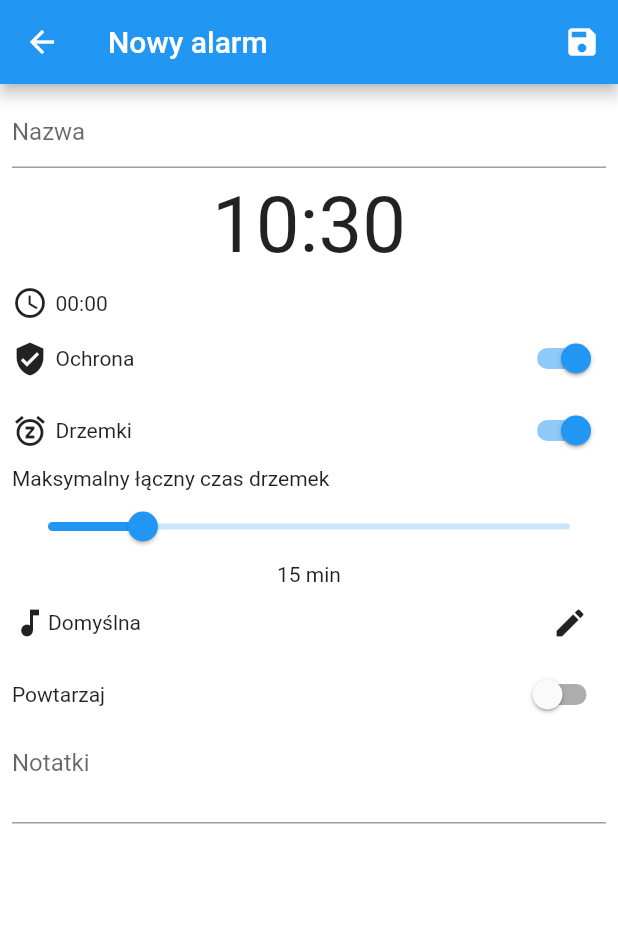
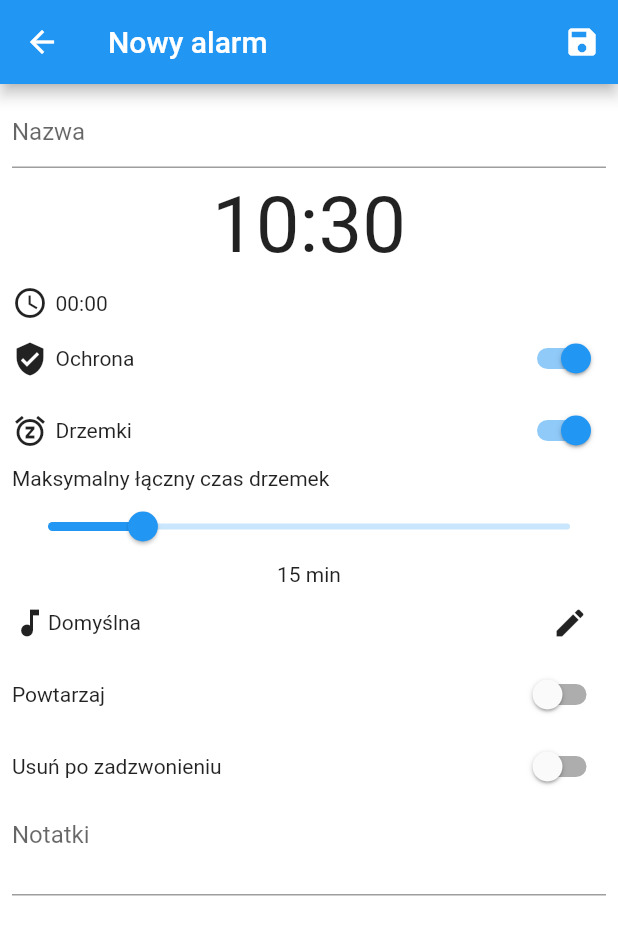
Before and after one commit to Arciiix/Buzzine, a Flutter app: the AlarmList screen opened directly, after a tap on the "add" icon, on a phone screen of 412 x 824 dp. Shown: the top 935 px of the screen. Run offline on Flutter 3.47's test engine with Material 2 defaults, Android fonts, the phone set to English and light mode, and no system bars; our stand-ins replace carousel_slider, shared_preferences; missing offline and left inert: qr_code_scanner; accounts and stored records are empty; network calls fail.

Commit message:
Delete after ringing on mobile

```diff
--- a/mobile/lib/globalData.dart
+++ b/mobile/lib/globalData.dart
@@ -55,6 +55,7 @@ class GlobalData {
               isActive: e?['isActive'] ?? false,
               isGuardEnabled: e?['isGuardEnabled'] ?? false,
               isSnoozeEnabled: e?['isSnoozeEnabled'] ?? false,
+              deleteAfterRinging: e?['deleteAfterRinging'] ?? false,
               maxTotalSnoozeDuration: e?['maxTotalSnoozeDuration'],
               sound: Audio(
                   filename: e['sound']['filename'],
--- a/mobile/lib/screens/alarm_form.dart
+++ b/mobile/lib/screens/alarm_form.dart
@@ -1,5 +1,6 @@
 import 'package:buzzine/components/multiple_select.dart';
 import 'package:buzzine/screens/audio_manager.dart';
+import 'package:buzzine/screens/loading.dart';
 import 'package:buzzine/types/Alarm.dart';
 import 'package:buzzine/types/Audio.dart';
 import 'package:buzzine/types/Repeat.dart';
@@ -17,6 +18,7 @@ class AlarmForm extends StatefulWidget {
 
 class _AlarmFormState extends State<AlarmForm> {
   bool _isEditing = false;
+  bool _isLoading = true;
 
   TextEditingController _nameController = TextEditingController();
 
@@ -31,6 +33,7 @@ class _AlarmFormState extends State<AlarmForm> {
   Audio? _sound;
 
   bool _isGuardEnabled = true;
+  bool _deleteAfterRinging = false;
 
   TextEditingController _notesController = TextEditingController();
 
@@ -72,6 +75,7 @@ class _AlarmFormState extends State<AlarmForm> {
             : null,
         sound: _sound,
         isGuardEnabled: _isGuardEnabled,
+        deleteAfterRinging: _deleteAfterRinging,
         notes: _notesController.text,
         isRepeating: _isRepeating,
         repeat: _repeat,
@@ -112,7 +116,7 @@ class _AlarmFormState extends State<AlarmForm> {
     }
   }
 
-  void fetchMinAndmaxTotalSnoozeDurationValue() async {
+  Future<void> fetchMinAndMaxTotalSnoozeDurationValue() async {
     SharedPreferences _prefs = await SharedPreferences.getInstance();
     int minTotalSnoozeDurationValue =
         _prefs.getInt("MIN_TOTAL_SNOOZE_TIME_VALUE") ?? 5;
@@ -143,19 +147,31 @@ class _AlarmFormState extends State<AlarmForm> {
       _hour = widget.baseAlarm!.hour;
       _minute = widget.baseAlarm!.minute;
       _isSnoozeEnabled = widget.baseAlarm?.isSnoozeEnabled ?? false;
-      _maxTotalSnoozeDuration = widget.baseAlarm?.maxTotalSnoozeDuration ?? 300;
+      _maxTotalSnoozeDuration =
+          ((widget.baseAlarm?.maxTotalSnoozeDuration ?? 300) / 60).floor();
       _sound = widget.baseAlarm?.sound;
       _isGuardEnabled = widget.baseAlarm!.isGuardEnabled;
+      _deleteAfterRinging = widget.baseAlarm!.deleteAfterRinging ?? false;
       _notesController.text = widget.baseAlarm?.notes ?? "";
       _isRepeating = widget.baseAlarm?.isRepeating ?? false;
       _repeat = widget.baseAlarm?.repeat ?? Repeat();
     }
+    initVariables();
+  }
+
+  Future<void> initVariables() async {
     calculateRemainingTime();
-    fetchMinAndmaxTotalSnoozeDurationValue();
+    await fetchMinAndMaxTotalSnoozeDurationValue();
+    setState(() {
+      _isLoading = false;
+    });
   }
 
   @override
   Widget build(BuildContext context) {
+    if (_isLoading) {
+      return const Loading();
+    } else {
       return Scaffold(
           appBar: AppBar(
             title: Text(_isEditing ? "Edycja alarmu" : "Nowy alarm"),
@@ -180,7 +196,8 @@ class _AlarmFormState extends State<AlarmForm> {
                           onTap: getTime,
                           child: Padding(
                               padding: EdgeInsets.all(8),
-                            child: Text("${addZero(_hour)}:${addZero(_minute)}",
+                              child: Text(
+                                  "${addZero(_hour)}:${addZero(_minute)}",
                                   style: const TextStyle(fontSize: 52)))),
                       InkWell(
                         onTap: () => showDialog(
@@ -268,8 +285,8 @@ class _AlarmFormState extends State<AlarmForm> {
                                       _maxTotalSnoozeDuration = value.toInt();
                                     });
                                   },
-                                value:
-                                    _maxTotalSnoozeDuration?.toDouble() ?? 15.0,
+                                  value: _maxTotalSnoozeDuration?.toDouble() ??
+                                      15.0,
                                 ),
                                 Text(
                                   "$_maxTotalSnoozeDuration min",
@@ -361,12 +378,15 @@ class _AlarmFormState extends State<AlarmForm> {
                                             children: [
                                               const Text("Dni tygodnia: "),
                                               Flexible(
-                                              child: Text(_repeat.daysOfWeek ==
-                                                      null
+                                                child: Text(
+                                                    _repeat.daysOfWeek == null
                                                         ? "wszystkie"
-                                                  : (_repeat.daysOfWeek ?? [])
-                                                      .map((e) => daysOfWeek[e]
-                                                          .substring(0, 3))
+                                                        : (_repeat.daysOfWeek ??
+                                                                [])
+                                                            .map((e) =>
+                                                                daysOfWeek[e]
+                                                                    .substring(
+                                                                        0, 3))
                                                             .toList()
                                                             .join(', ')),
                                               )
@@ -378,13 +398,15 @@ class _AlarmFormState extends State<AlarmForm> {
                                             await showMultipleSelect(
                                                 context,
                                                 List.generate(31, (i) => i + 1)
-                                                  .map(
-                                                      (elem) => elem.toString())
+                                                    .map((elem) =>
+                                                        elem.toString())
                                                     .toList(),
                                                 "Wybierz dni miesiąca",
                                                 (_repeat.days ??
-                                                      List.generate(31,
-                                                          (index) => index + 1))
+                                                        List.generate(
+                                                            31,
+                                                            (index) =>
+                                                                index + 1))
                                                     .map((e) => e.toString())
                                                     .toList());
 
@@ -458,7 +480,8 @@ class _AlarmFormState extends State<AlarmForm> {
                                             children: [
                                               const Text("Miesiące: "),
                                               Flexible(
-                                              child: Text(_repeat.months == null
+                                                child: Text(_repeat.months ==
+                                                        null
                                                     ? "wszystkie"
                                                     : (_repeat.months ?? [])
                                                         .map((e) => months[e]
@@ -472,6 +495,23 @@ class _AlarmFormState extends State<AlarmForm> {
                               : [])
                         ],
                       ),
+                      InkWell(
+                          onTap: () => setState(() {
+                                _deleteAfterRinging = !_deleteAfterRinging;
+                              }),
+                          child: Row(
+                              mainAxisAlignment: MainAxisAlignment.spaceBetween,
+                              children: [
+                                const Text("Usuń po zadzwonieniu"),
+                                Switch(
+                                  value: _deleteAfterRinging,
+                                  onChanged: (bool value) {
+                                    setState(() {
+                                      _deleteAfterRinging = value;
+                                    });
+                                  },
+                                )
+                              ])),
                       TextFormField(
                         controller: _notesController,
                         maxLines: 2,
@@ -481,3 +521,4 @@ class _AlarmFormState extends State<AlarmForm> {
                   ))));
     }
   }
+}
--- a/mobile/lib/screens/alarm_list.dart
+++ b/mobile/lib/screens/alarm_list.dart
@@ -124,6 +124,8 @@ class _AlarmListState extends State<AlarmList> {
                                         nextInvocation: e.nextInvocation,
                                         isActive: e.isActive,
                                         isSnoozeEnabled: e.isSnoozeEnabled,
+                                        deleteAfterRinging:
+                                            e.deleteAfterRinging,
                                         maxTotalSnoozeDuration:
                                             e.maxTotalSnoozeDuration,
                                         sound: e.sound,
--- a/mobile/lib/types/Alarm.dart
+++ b/mobile/lib/types/Alarm.dart
@@ -16,6 +16,8 @@ class Alarm {
 
   final bool isGuardEnabled;
 
+  final bool? deleteAfterRinging;
+
   final String? notes;
 
   final bool? isRepeating;
@@ -32,6 +34,7 @@ class Alarm {
       this.maxTotalSnoozeDuration,
       this.sound,
       required this.isGuardEnabled,
+      this.deleteAfterRinging,
       this.notes,
       this.isRepeating,
       this.repeat});
@@ -48,6 +51,7 @@ class Alarm {
       'maxTotalSnoozeDuration': maxTotalSnoozeDuration,
       'sound': sound?.toMap(),
       'isGuardEnabled': isGuardEnabled,
+      'deleteAfterRinging': deleteAfterRinging,
       'notes': notes,
       'isRepeating': isRepeating,
       'repeat': (isRepeating ?? false) ? repeat?.toMap() : null,
```
Also changed, not shown: mobile/lib/components/alarm_card.dart (+15 -4 lines), mobile/lib/screens/home_page.dart (+12 -1 lines). Lines whose indentation alone changed are shown as unchanged.
